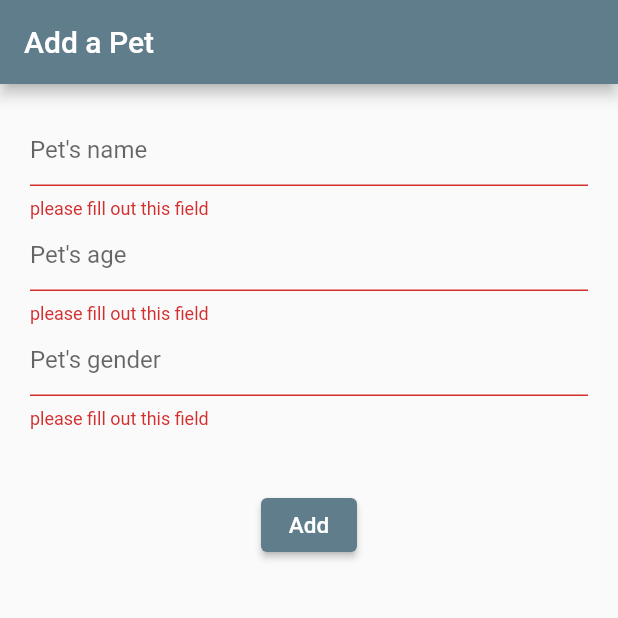
After one commit to Talal-12/my_adopt_app, a Flutter app: the AddPetPage screen opened by its route, after a tap on "Add", on a phone screen of 412 x 824 dp, the top half of it. The commit adds this screen. Run offline on Flutter 3.47's test engine with Material 2 defaults, Android fonts, the phone set to English and light mode, and no system bars; our stand-ins replace dio, go_router; network calls fail.

Commit message:
created Add Page and Form with validation

```diff
--- a/lib/main.dart
+++ b/lib/main.dart
@@ -3,7 +3,8 @@ import 'package:go_router/go_router.dart';
 import 'package:my_adopt_app/providers/pets_provider.dart';
 import 'package:provider/provider.dart';
 
-import 'pages/home_page.dart';
+import 'pages/add_pet_page.dart';
+import 'pages/pets_list_page.dart';
 
 void main() {
   runApp(const MyApp());
@@ -12,7 +13,11 @@ void main() {
 final router = GoRouter(routes: [
   GoRoute(
     path: '/',
-    builder: (context, state) => PetListPage(),
+    builder: (context, state) => PetsListPage(),
+  ),
+  GoRoute(
+    path: '/add',
+    builder: (context, state) => AddPetPage(),
   ),
 ]);
 
--- /dev/null
+++ b/lib/pages/add_pet_page.dart
@@ -0,0 +1,26 @@
+import 'package:flutter/material.dart';
+import 'package:flutter/src/widgets/container.dart';
+import 'package:flutter/src/widgets/framework.dart';
+
+import '../widgets/add_form.dart';
+
+class AddPetPage extends StatelessWidget {
+  AddPetPage({super.key});
+
+  final titleController = TextEditingController();
+
+  @override
+  Widget build(BuildContext context) {
+    return Scaffold(
+      appBar: AppBar(title: Text("Add a Pet")),
+      body: Padding(
+        padding: const EdgeInsets.all(20.0),
+        child: Column(
+          children: [
+            AddPetForm(),
+          ],
+        ),
+      ),
+    );
+  }
+}
--- a/lib/pages/home_page.dart
+++ b/lib/pages/pets_list_page.dart
@@ -1,14 +1,15 @@
 import 'package:flutter/material.dart';
 import 'package:flutter/src/widgets/container.dart';
 import 'package:flutter/src/widgets/framework.dart';
-import 'package:my_adopt_app/models/pet.dart';
+import 'package:go_router/go_router.dart';
+import 'package:my_adopt_app/models/pet_model.dart';
 import 'package:provider/provider.dart';
 
 import '../providers/pets_provider.dart';
 import '../widgets/pet_card.dart';
 
-class PetListPage extends StatelessWidget {
-  PetListPage();
+class PetsListPage extends StatelessWidget {
+  PetsListPage();
 
   @override
   Widget build(BuildContext context) {
@@ -38,7 +39,9 @@ class PetListPage extends StatelessWidget {
                     padding: const EdgeInsets.only(
                         top: 7, left: 8, right: 8, bottom: 3),
                     child: ElevatedButton(
-                      onPressed: () {},
+                      onPressed: () {
+                        context.push("/add");
+                      },
                       child: const Padding(
                         padding: EdgeInsets.all(12.0),
                         child: Text("Add a new Pet",
--- a/lib/providers/pets_provider.dart
+++ b/lib/providers/pets_provider.dart
@@ -1,6 +1,6 @@
 import 'package:dio/dio.dart';
 import 'package:flutter/material.dart';
-import 'package:my_adopt_app/models/pet.dart';
+import 'package:my_adopt_app/models/pet_model.dart';
 
 class PetsProvider extends ChangeNotifier {
   List<PetModel> pets = [];
--- /dev/null
+++ b/lib/widgets/add_form.dart
@@ -0,0 +1,91 @@
+import 'package:flutter/material.dart';
+import 'package:flutter/src/widgets/container.dart';
+import 'package:flutter/src/widgets/framework.dart';
+
+class AddPetForm extends StatefulWidget {
+  const AddPetForm({super.key});
+
+  @override
+  State<AddPetForm> createState() => AddPetFormState();
+}
+
+String name = "";
+double age = 0;
+String gender = "";
+
+class AddPetFormState extends State<AddPetForm> {
+  final _formKey = GlobalKey<FormState>();
+  @override
+  Widget build(BuildContext context) {
+    return Form(
+      key: _formKey,
+      child: Column(
+        crossAxisAlignment: CrossAxisAlignment.start,
+        children: <Widget>[
+          TextFormField(
+            decoration: const InputDecoration(
+              hintText: "Pet's name",
+            ),
+            validator: (value) {
+              if (value!.isEmpty) {
+                return "please fill out this field";
+              } else {
+                return null;
+              }
+            },
+            onSaved: (value) {
+              name = value!;
+            },
+          ),
+          TextFormField(
+            decoration: const InputDecoration(
+              hintText: "Pet's age",
+            ),
+            validator: (value) {
+              if (value!.isEmpty) {
+                return "please fill out this field";
+              } else if (double.tryParse(value) == null) {
+                return "please enter a number";
+              }
+              return null;
+            },
+            onSaved: (value) {
+              age = double.parse(value!);
+            },
+          ),
+          TextFormField(
+            decoration: const InputDecoration(
+              hintText: "Pet's gender",
+            ),
+            validator: (value) {
+              if (value!.isEmpty) {
+                return "please fill out this field";
+              } else {
+                return null;
+              }
+            },
+            onSaved: (value) {
+              gender = value!;
+            },
+          ),
+          Padding(
+            padding: const EdgeInsets.only(top: 40),
+            child: Center(
+              child: ElevatedButton(
+                onPressed: () {
+                  if (_formKey.currentState!.validate()) {
+                    _formKey.currentState!.save();
+                  }
+                },
+                child: const Text(
+                  "Add",
+                  style: TextStyle(fontSize: 15),
+                ),
+              ),
+            ),
+          )
+        ],
+      ),
+    );
+  }
+}
--- a/lib/widgets/pet_card.dart
+++ b/lib/widgets/pet_card.dart
@@ -2,7 +2,7 @@ import 'package:flutter/material.dart';
 import 'package:go_router/go_router.dart';
 import 'package:provider/provider.dart';
 
-import '../models/pet.dart';
+import '../models/pet_model.dart';
 
 class PetCard extends StatelessWidget {
   final PetModel pet;
```
Also changed, not shown: lib/models/pet_model.dart (renamed from lib/models/pet.dart).
